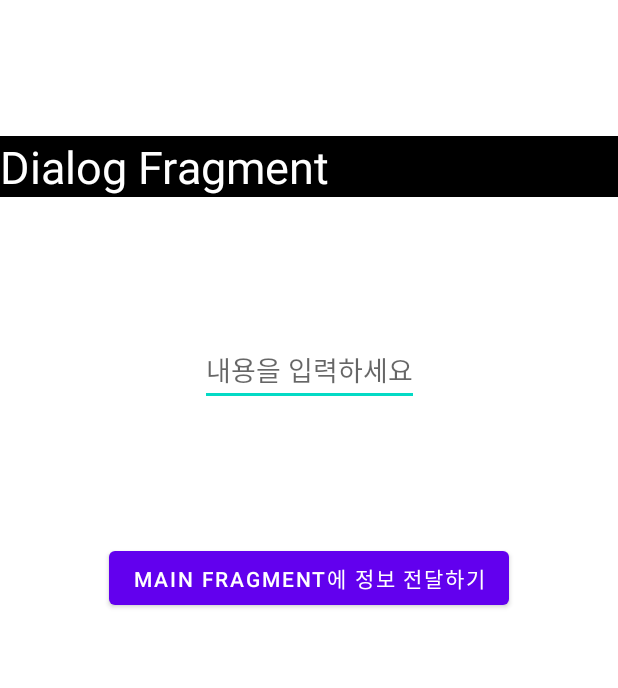
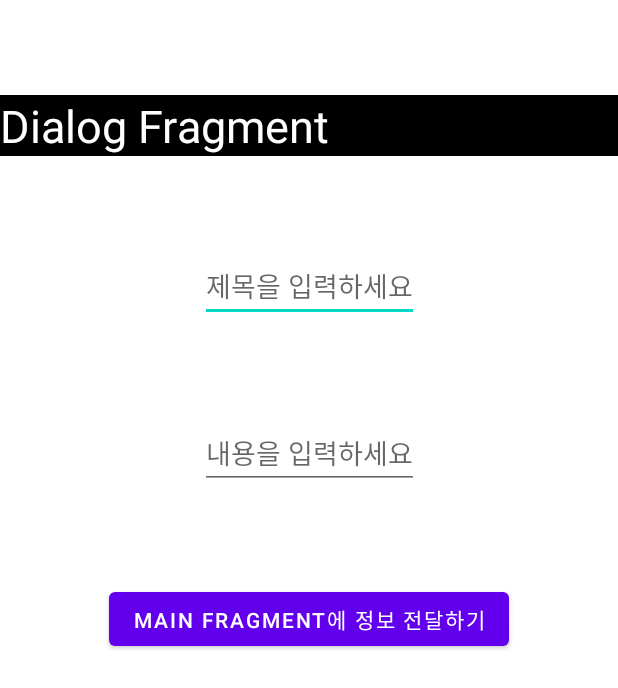
Before and after one commit to Daljyeong/Kotlin-Study, an Android app: the layout fragment_dialog.xml on its own in the app's theme, with its tools: preview values and no code run, on a phone screen of 412 x 824 dp. Shown: the top 688 px of the screen. Run offline under Robolectric (Android 15) with nearby library versions, the phone set to English and light mode, and no system bars.

Commit message:
feat: Make recyclerview which sends two string data

```diff
--- a/practice_Send_data_from_fragment_to_fragment/app/src/main/java/com/example/practice_send_data_from_fragment_to_fragment/DataItemAdapter.kt
+++ b/practice_Send_data_from_fragment_to_fragment/app/src/main/java/com/example/practice_send_data_from_fragment_to_fragment/DataItemAdapter.kt
@@ -3,6 +3,7 @@ package com.example.practice_send_data_from_fragment_to_fragment
 import android.util.Log
 import android.view.LayoutInflater
 import android.view.ViewGroup
+import androidx.core.content.contentValuesOf
 import androidx.recyclerview.widget.RecyclerView
 import com.example.practice_send_data_from_fragment_to_fragment.databinding.ItemSpendListBinding
 import java.util.*
@@ -40,13 +41,12 @@ class DataItemAdapter(var items: ArrayList<Data_item>) :
     }
 
     override fun onBindViewHolder(holder: ViewHolder, position: Int) {
-
-
         holder.binding.apply {
 
             //이미지는 이런식으로 담아야함.
 //            itemSpendListImageView.setImageResource(items[position].img)
-            itemSpendListTextView.text = items[position].text
+            itemSpendListTitle.text = items[position].text //제목
+            itemSpendListContent.text=items[position].itemContent //내용
 //            textScore.text = items[position].score.toString()
 //            textDate.text = items[position].date.toString()
 //            textPrice.text = "₩" + items[position].price.toString() + " / 박"
--- a/practice_Send_data_from_fragment_to_fragment/app/src/main/java/com/example/practice_send_data_from_fragment_to_fragment/Data_item.kt
+++ b/practice_Send_data_from_fragment_to_fragment/app/src/main/java/com/example/practice_send_data_from_fragment_to_fragment/Data_item.kt
@@ -1,5 +1,6 @@
 package com.example.practice_send_data_from_fragment_to_fragment
 
 data class Data_item(
-    val text: String
+    val text: String,
+    val itemContent:String
 )
--- a/practice_Send_data_from_fragment_to_fragment/app/src/main/java/com/example/practice_send_data_from_fragment_to_fragment/DialogFragment.kt
+++ b/practice_Send_data_from_fragment_to_fragment/app/src/main/java/com/example/practice_send_data_from_fragment_to_fragment/DialogFragment.kt
@@ -23,6 +23,7 @@ class DialogFragment : BottomSheetDialogFragment() {
             val mainFragment = MainFragment()
             val bundle = Bundle()
             bundle.putString("dataJ", viewBinding.fragmentDialogEditText.text.toString())
+            bundle.putString("dataC", viewBinding.fragmentDialogEditTextContent.text.toString())
             ((activity as MainActivity).supportFragmentManager
                 .findFragmentById(R.id.frameLayout) as MainFragment).arguments = bundle
             ((activity as MainActivity).supportFragmentManager
@@ -36,6 +37,10 @@ class DialogFragment : BottomSheetDialogFragment() {
 //                .addToBackStack(null)
 //                .commit()
             dismiss()
+
+            //EditText 부분 init
+            viewBinding.fragmentDialogEditText.setText("")
+            viewBinding.fragmentDialogEditTextContent.setText("")
         }
         return viewBinding.root
     }
--- a/practice_Send_data_from_fragment_to_fragment/app/src/main/res/layout/fragment_dialog.xml
+++ b/practice_Send_data_from_fragment_to_fragment/app/src/main/res/layout/fragment_dialog.xml
@@ -22,11 +22,21 @@
         android:id="@+id/fragment_dialog_editText"
         android:layout_width="wrap_content"
         android:layout_height="wrap_content"
-        android:hint="내용을 입력하세요"
-        app:layout_constraintBottom_toTopOf="@id/fragment_dialog_button"
+        android:hint="제목을 입력하세요"
+        app:layout_constraintBottom_toTopOf="@id/fragment_dialog_editText_content"
         app:layout_constraintEnd_toEndOf="parent"
         app:layout_constraintStart_toStartOf="parent"
         app:layout_constraintTop_toBottomOf="@id/fragment_dialog_text" />
+
+    <EditText
+        android:id="@+id/fragment_dialog_editText_content"
+        android:layout_width="wrap_content"
+        android:layout_height="wrap_content"
+        android:hint="내용을 입력하세요"
+        app:layout_constraintTop_toBottomOf="@id/fragment_dialog_editText"
+        app:layout_constraintStart_toStartOf="parent"
+        app:layout_constraintEnd_toEndOf="parent"
+        app:layout_constraintBottom_toTopOf="@id/fragment_dialog_button"/>
 
     <Button
         android:id="@+id/fragment_dialog_button"
@@ -36,7 +46,7 @@
         app:layout_constraintBottom_toBottomOf="parent"
         app:layout_constraintEnd_toEndOf="parent"
         app:layout_constraintStart_toStartOf="parent"
-        app:layout_constraintTop_toBottomOf="@id/fragment_dialog_editText" />
+        app:layout_constraintTop_toBottomOf="@id/fragment_dialog_editText_content" />
 
 
 </androidx.constraintlayout.widget.ConstraintLayout>
```
Also changed, not shown: practice_Send_data_from_fragment_to_fragment/app/src/main/java/com/example/practice_send_data_from_fragment_to_fragment/MainFragment.kt (+4 -6 lines), practice_Send_data_from_fragment_to_fragment/app/src/main/res/layout/item_spend_list.xml (+15 -4 lines).
